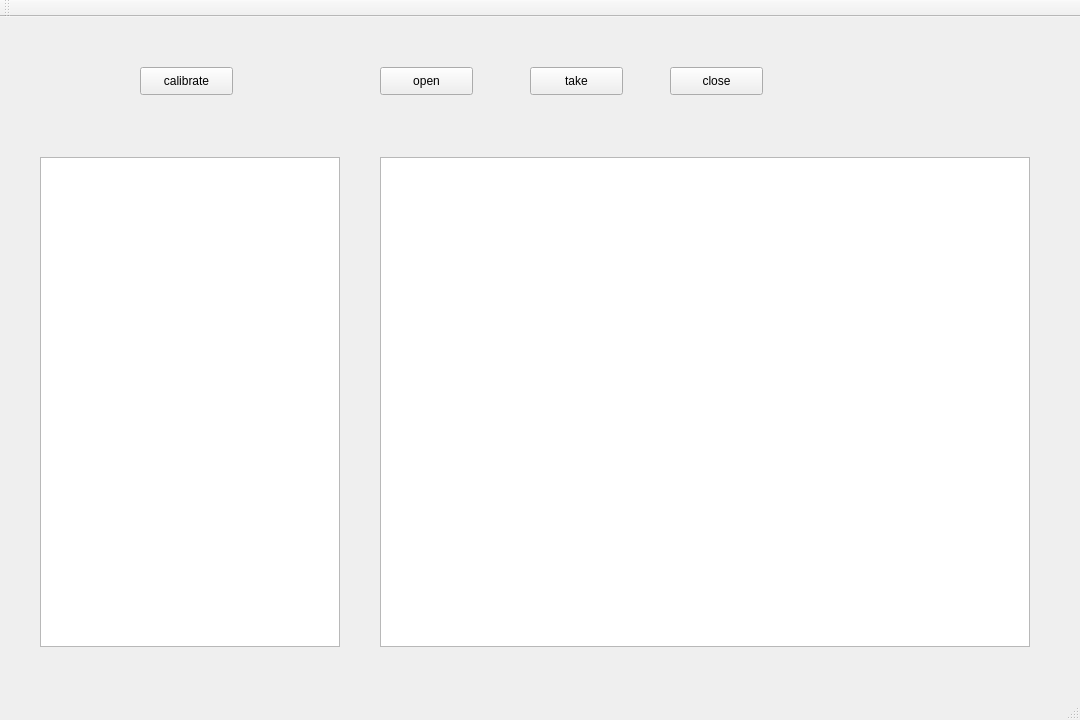
This is CalibrationTool/CalibrationTool.ui in Qfccse/CalibrationTool as Qt 5 draws it before an edit. The edited form follows.
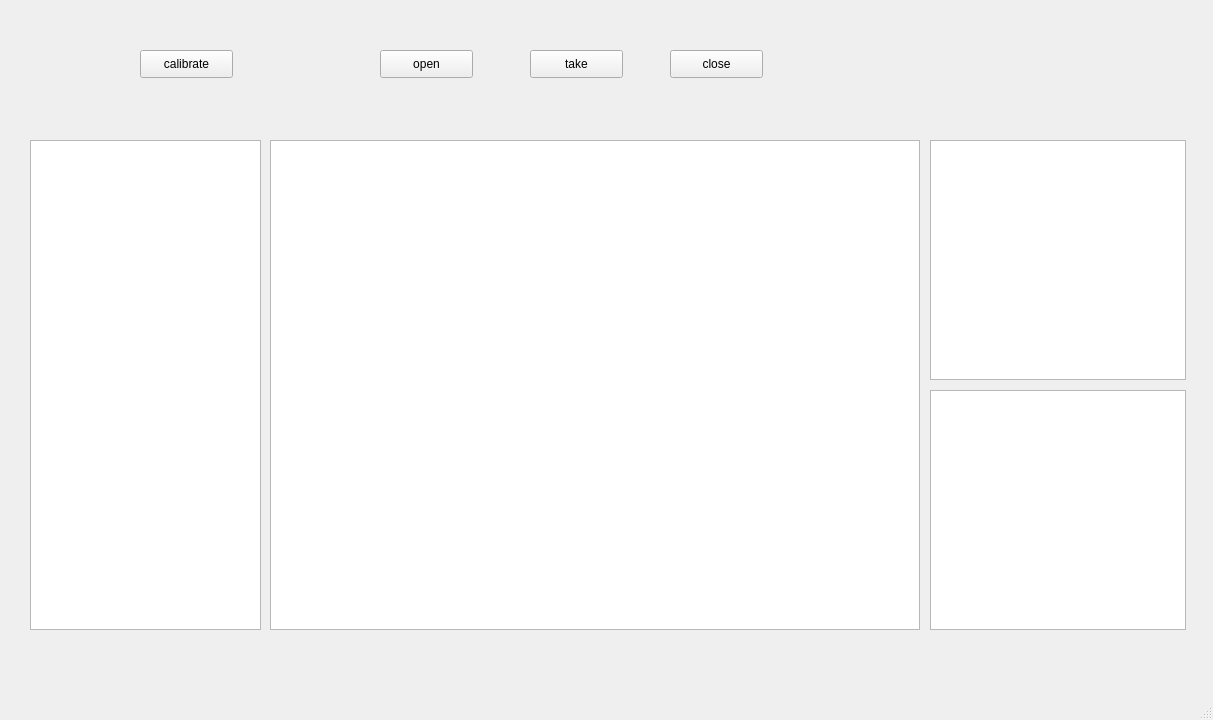
This is the edited form.

What changed in the file:
```diff
--- a/CalibrationTool/CalibrationTool.ui
+++ b/CalibrationTool/CalibrationTool.ui
@@ -9,7 +9,7 @@
    <rect>
     <x>0</x>
     <y>0</y>
-    <width>1080</width>
+    <width>1213</width>
     <height>720</height>
    </rect>
   </property>
@@ -20,9 +20,9 @@
    <widget class="QListWidget" name="imageList">
     <property name="geometry">
      <rect>
-      <x>40</x>
+      <x>30</x>
       <y>140</y>
-      <width>300</width>
+      <width>231</width>
       <height>490</height>
      </rect>
     </property>
@@ -69,7 +69,7 @@
    <widget class="QGraphicsView" name="imageWindow">
     <property name="geometry">
      <rect>
-      <x>380</x>
+      <x>270</x>
       <y>140</y>
       <width>650</width>
       <height>490</height>
@@ -89,6 +89,26 @@
      <string>calibrate</string>
     </property>
    </widget>
+   <widget class="QGraphicsView" name="histogram">
+    <property name="geometry">
+     <rect>
+      <x>930</x>
+      <y>140</y>
+      <width>256</width>
+      <height>240</height>
+     </rect>
+    </property>
+   </widget>
+   <widget class="QGraphicsView" name="transformGram">
+    <property name="geometry">
+     <rect>
+      <x>930</x>
+      <y>390</y>
+      <width>256</width>
+      <height>240</height>
+     </rect>
+    </property>
+   </widget>
   </widget>
   <widget class="QMenuBar" name="menuBar">
    <property name="geometry">
@@ -100,14 +120,6 @@
     </rect>
    </property>
   </widget>
-  <widget class="QToolBar" name="mainToolBar">
-   <attribute name="toolBarArea">
-    <enum>TopToolBarArea</enum>
-   </attribute>
-   <attribute name="toolBarBreak">
-    <bool>false</bool>
-   </attribute>
-  </widget>
   <widget class="QStatusBar" name="statusBar"/>
  </widget>
  <layoutdefault spacing="6" margin="11"/>
```
Left out of the diff: 2 changed lines with no effect on the pictures.
